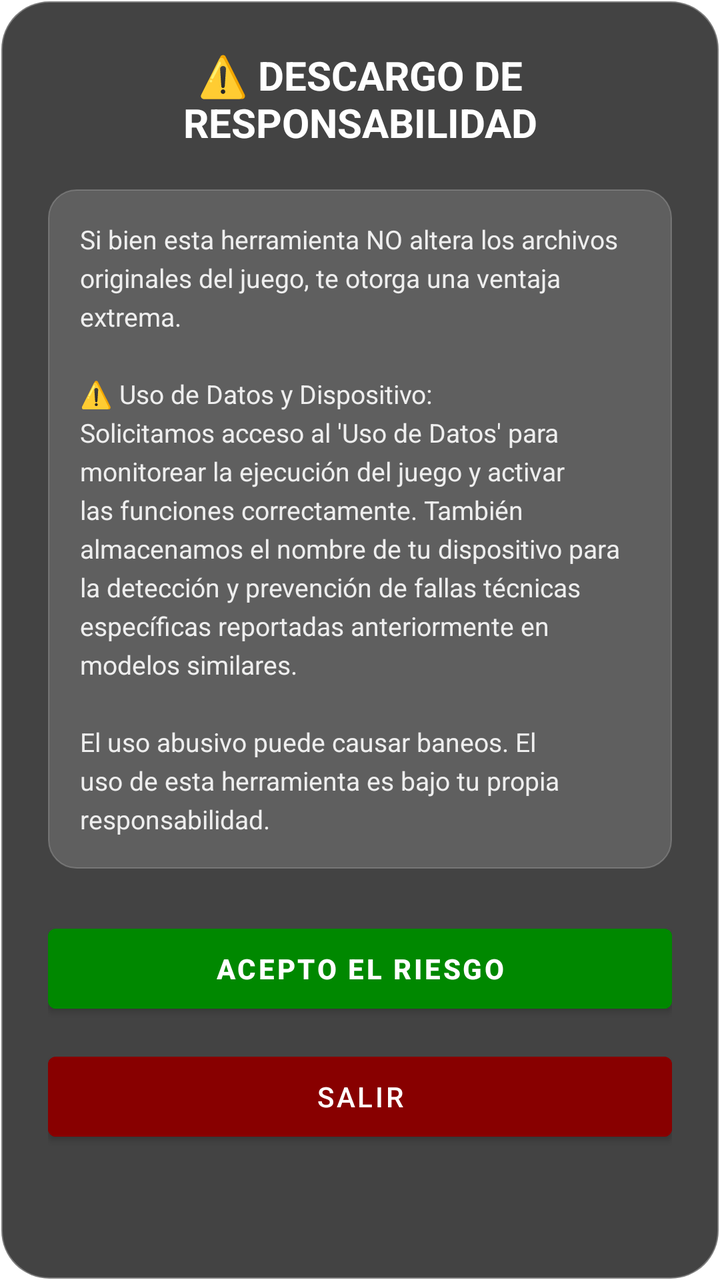
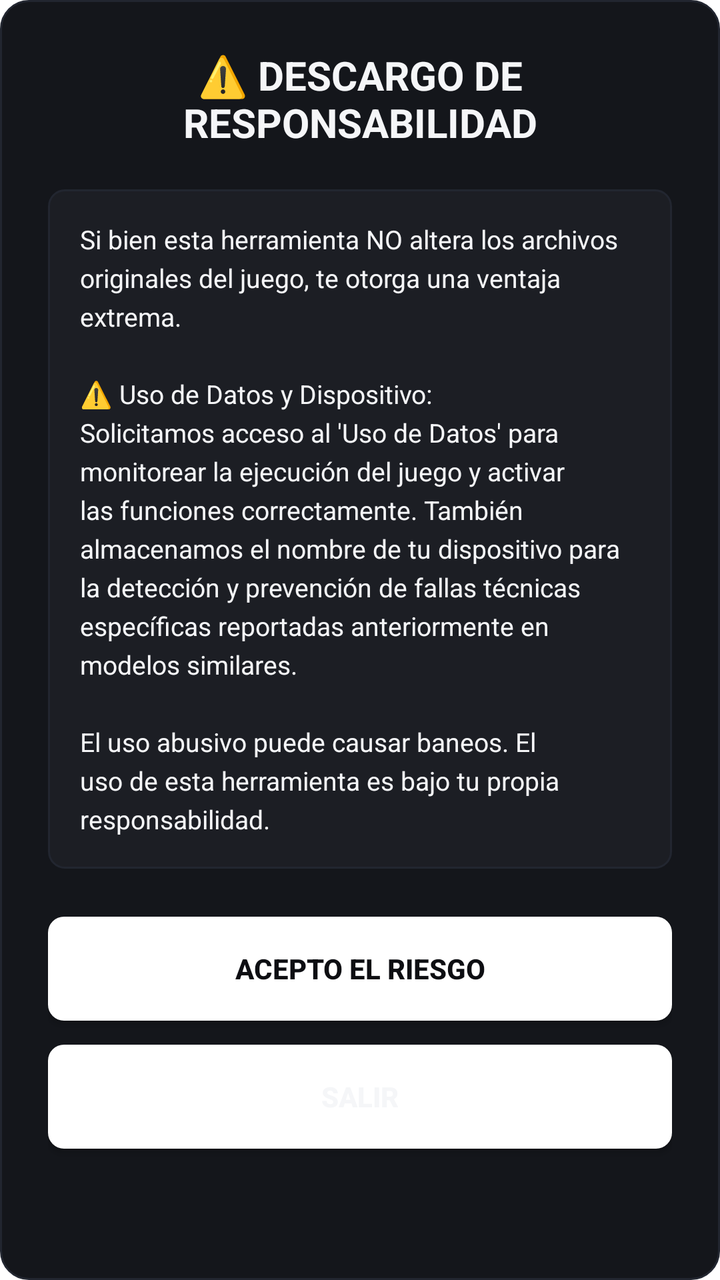

An Android layout rendered at two revisions. The XML below is the earlier revision; the diff shows what the commit changed to produce the second picture.
<!-- AndroidManifest.xml: application theme Theme.Freezy -->
<!-- res/layout/dialog_disclaimer.xml -->
<?xml version="1.0" encoding="utf-8"?>
<LinearLayout xmlns:android="http://schemas.android.com/apk/res/android"
    android:layout_width="match_parent"
    android:layout_height="wrap_content"
    android:background="@drawable/bg_glass_dialog"
    android:orientation="vertical"
    android:padding="24dp">

    <TextView
        android:id="@+id/tv_disclaimer_title"
        android:layout_width="match_parent"
        android:layout_height="wrap_content"
        android:text="⚠️ DESCARGO DE RESPONSABILIDAD"
        android:textColor="#FFFFFF"
        android:textSize="20sp"
        android:textStyle="bold"
        android:layout_marginBottom="20dp"
        android:gravity="center" />

    
    <LinearLayout
        android:layout_width="match_parent"
        android:layout_height="wrap_content"
        android:orientation="vertical"
        android:background="@drawable/bg_glass_tile"
        android:padding="16dp"
        android:layout_marginBottom="24dp">

        <TextView
            android:id="@+id/tv_disclaimer_body"
            android:layout_width="match_parent"
            android:layout_height="wrap_content"
            android:text="Si bien esta herramienta NO altera los archivos originales del juego, te otorga una ventaja extrema.\n\n⚠️ Uso de Datos y Dispositivo:\nSolicitamos acceso al 'Uso de Datos' para monitorear la ejecución del juego y activar las funciones correctamente. También almacenamos el nombre de tu dispositivo para la detección y prevención de fallas técnicas específicas reportadas anteriormente en modelos similares.\n\nEl uso abusivo puede causar baneos. El uso de esta herramienta es bajo tu propia responsabilidad."
            android:textColor="#EEEEEE"
            android:textSize="13sp"
            android:lineSpacingExtra="4sp"/>
    </LinearLayout>

    <Button
        android:id="@+id/btn_accept_risk"
        android:layout_width="match_parent"
        android:layout_height="52dp"
        android:text="ACEPTO EL RIESGO"
        android:textColor="#FFFFFF"
        android:textStyle="bold"
        android:backgroundTint="#008800"
        android:layout_marginBottom="12dp" />

    <Button
        android:id="@+id/btn_exit_app"
        android:layout_width="match_parent"
        android:layout_height="52dp"
        android:text="SALIR"
        android:textColor="#FFFFFF"
        android:backgroundTint="#880000" />
</LinearLayout>
<!-- resources referenced by this layout -->
<resources>
  <!-- drawable bg_glass_dialog (drawable) -->
  <?xml version="1.0" encoding="utf-8"?>
  <shape xmlns:android="http://schemas.android.com/apk/res/android">
      
      <solid android:color="#CC141414" />
          
      <corners android:radius="24dp" />
      
      
      <stroke
          android:width="1.2dp"
          android:color="#4DFFFFFF" />
  </shape>
  <!-- drawable bg_glass_tile (drawable) -->
  <?xml version="1.0" encoding="utf-8"?>
  <shape xmlns:android="http://schemas.android.com/apk/res/android">
      
      <solid android:color="#26FFFFFF" />
      <corners android:radius="14dp" />
      <stroke
          android:width="0.8dp"
          android:color="#33FFFFFF" />
  </shape>
  <style name="Theme.Freezy" parent="Theme.MaterialComponents.DayNight.NoActionBar">
          
          <item name="colorPrimary">#00A2FF</item>
          <item name="colorPrimaryVariant">#000000</item>
          <item name="colorOnPrimary">@color/white</item>
          
          <item name="colorSecondary">#00A2FF</item>
          <item name="colorSecondaryVariant">#0077BB</item>
          <item name="colorOnSecondary">@color/black</item>
          
          <item name="android:statusBarColor">#000000</item>
          <item name="android:windowNoTitle">true</item>
          <item name="windowActionBar">false</item>
      </style>
  <color name="white">#FFFFFFFF</color>
  <color name="black">#FF000000</color>
</resources>

<!-- the commit's change to res/layout/dialog_disclaimer.xml (unified diff, before → after) -->
@@ -11,7 +11,7 @@
         android:layout_width="match_parent"
         android:layout_height="wrap_content"
         android:text="⚠️ DESCARGO DE RESPONSABILIDAD"
-        android:textColor="#FFFFFF"
+        android:textColor="@color/colorTextPrimary"
         android:textSize="20sp"
         android:textStyle="bold"
         android:layout_marginBottom="20dp"
@@ -31,26 +31,29 @@
             android:layout_width="match_parent"
             android:layout_height="wrap_content"
             android:text="Si bien esta herramienta NO altera los archivos originales del juego, te otorga una ventaja extrema.\n\n⚠️ Uso de Datos y Dispositivo:\nSolicitamos acceso al 'Uso de Datos' para monitorear la ejecución del juego y activar las funciones correctamente. También almacenamos el nombre de tu dispositivo para la detección y prevención de fallas técnicas específicas reportadas anteriormente en modelos similares.\n\nEl uso abusivo puede causar baneos. El uso de esta herramienta es bajo tu propia responsabilidad."
-            android:textColor="#EEEEEE"
+            android:textColor="@color/colorTextPrimary"
             android:textSize="13sp"
             android:lineSpacingExtra="4sp"/>
     </LinearLayout>
 
-    <Button
+    <androidx.appcompat.widget.AppCompatButton
         android:id="@+id/btn_accept_risk"
         android:layout_width="match_parent"
         android:layout_height="52dp"
         android:text="ACEPTO EL RIESGO"
-        android:textColor="#FFFFFF"
+        android:textColor="#0D0E12"
         android:textStyle="bold"
-        android:backgroundTint="#008800"
+        android:background="@drawable/shape_button_tech"
+        android:elevation="4dp"
         android:layout_marginBottom="12dp" />
 
-    <Button
+    <androidx.appcompat.widget.AppCompatButton
         android:id="@+id/btn_exit_app"
         android:layout_width="match_parent"
         android:layout_height="52dp"
         android:text="SALIR"
-        android:textColor="#FFFFFF"
-        android:backgroundTint="#880000" />
+        android:textColor="#F5F6F8"
+        android:textStyle="bold"
+        android:background="@drawable/shape_button_tech"
+        android:elevation="4dp" />
 </LinearLayout>
<!-- resource entries referenced after the edit -->
@@ -1,27 +1,29 @@
 <!-- resources referenced by this layout -->
 <resources>
+  <color name="colorTextPrimary">#F5F6F8</color>
   <!-- drawable bg_glass_dialog (drawable) -->
   <?xml version="1.0" encoding="utf-8"?>
   <shape xmlns:android="http://schemas.android.com/apk/res/android">
-      
-      <solid android:color="#CC141414" />
-          
-      <corners android:radius="24dp" />
-      
-      
+      <solid android:color="@color/colorCardBackground" />
+      <corners android:radius="14dp" />
       <stroke
-          android:width="1.2dp"
-          android:color="#4DFFFFFF" />
+          android:width="1dp"
+          android:color="@color/colorBorders" />
   </shape>
   <!-- drawable bg_glass_tile (drawable) -->
   <?xml version="1.0" encoding="utf-8"?>
   <shape xmlns:android="http://schemas.android.com/apk/res/android">
-      
-      <solid android:color="#26FFFFFF" />
-      <corners android:radius="14dp" />
+      <solid android:color="#1C1E24" />
+      <corners android:radius="8dp" />
       <stroke
-          android:width="0.8dp"
-          android:color="#33FFFFFF" />
+          android:width="1dp"
+          android:color="@color/colorBorders" />
+  </shape>
+  <!-- drawable shape_button_tech (drawable) -->
+  <?xml version="1.0" encoding="utf-8"?>
+  <shape xmlns:android="http://schemas.android.com/apk/res/android">
+      <solid android:color="#FFFFFF" />
+      <corners android:radius="8dp" />
   </shape>
   <style name="Theme.Freezy" parent="Theme.MaterialComponents.DayNight.NoActionBar">
           
@@ -37,6 +39,8 @@
           <item name="android:windowNoTitle">true</item>
           <item name="windowActionBar">false</item>
       </style>
+  <color name="colorCardBackground">#14161B</color>
+  <color name="colorBorders">#222630</color>
   <color name="white">#FFFFFFFF</color>
   <color name="black">#FF000000</color>
 </resources>
